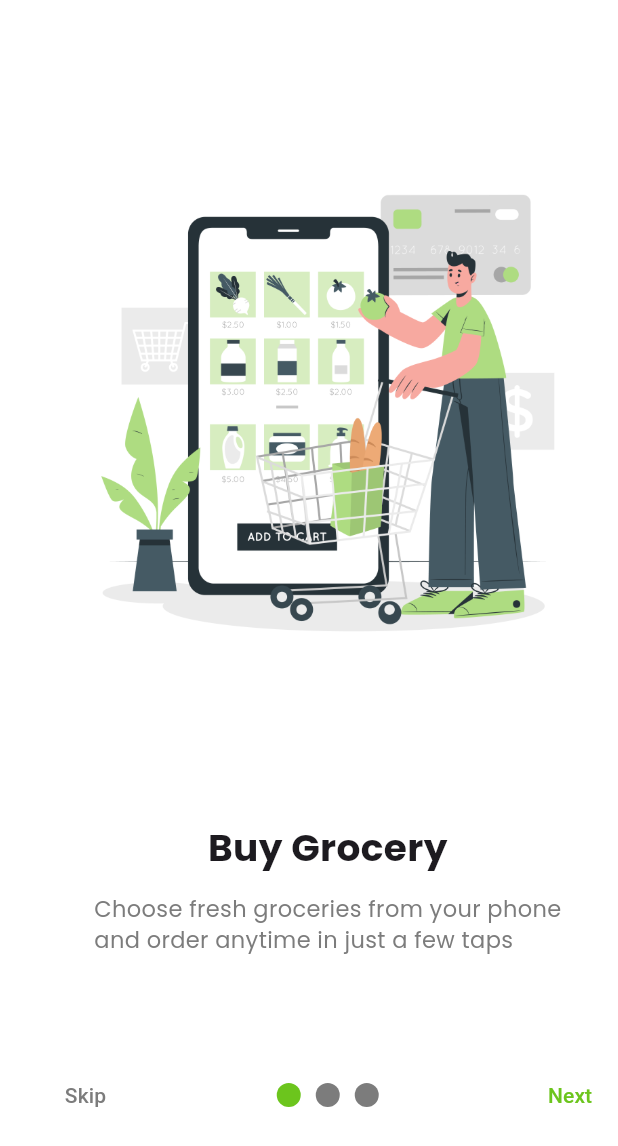
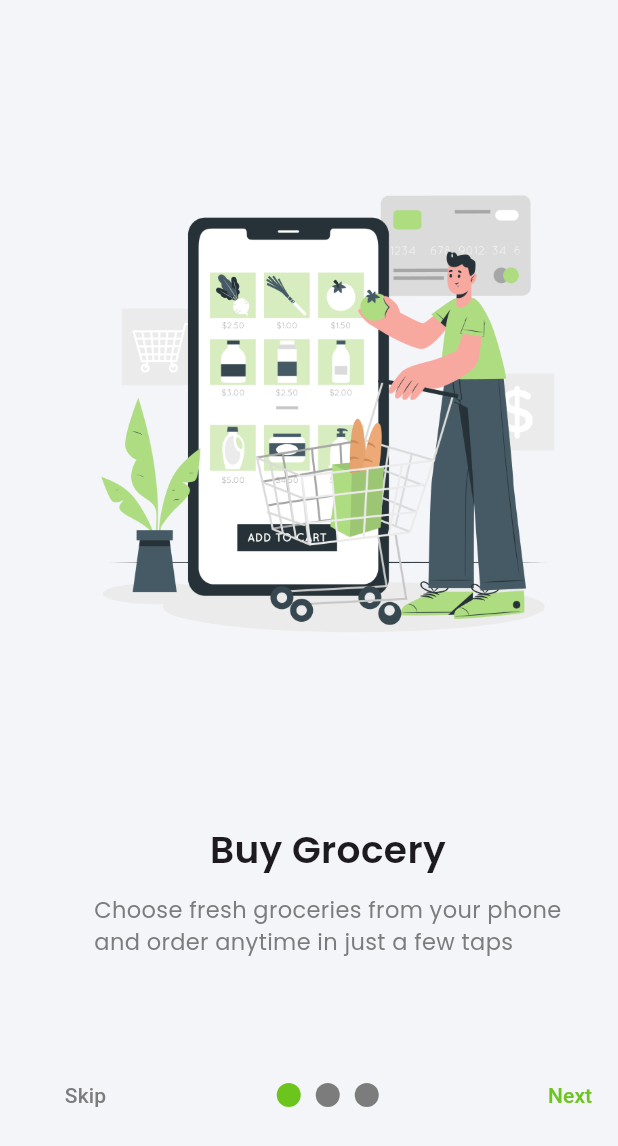
Before and after one commit to e1mirbek/MobileDevPractice, a Flutter app: the screen it shows after launch, on a phone screen of 412 x 824 dp. Shown: the top 1146 px of the screen. Run offline on Flutter 3.47's test engine with Material 3 defaults, Android fonts, the light colour scheme and no system bars; our stand-ins replace google_fonts.

Commit message:
lesson 2

```diff
--- a/lib/lessons/lesson2/core/theme/app_colors.dart
+++ b/lib/lessons/lesson2/core/theme/app_colors.dart
@@ -2,10 +2,11 @@ import 'package:flutter/material.dart';
 
 class AppColors {
   const AppColors._();
-  static IconThemeData iconThemeData = IconThemeData(color: Colors.white);
-  static const Color white = Colors.white;
+  static const Color backround = Color(0xFFFFFFFF);
+  static const Color white = Color(0xFFF4F5F9);
   static const Color grey = Color(0xFF7C7C7C);
   static const Color green = Color(0xFF6CC51D);
   static const Color transparent = Colors.transparent;
   static const Color black = Color(0xFF000000);
+  static const Color coolGrey = Color(0xFF868889);
 }
--- a/lib/lessons/lesson2/core/theme/app_sizes.dart
+++ b/lib/lessons/lesson2/core/theme/app_sizes.dart
@@ -1,5 +1,5 @@
 class AppSizes {
   const AppSizes._();
-  static const double indicatorRadius = 8.0;
-  static const double bottomSpacing = 48.0;
+  static double? indicatorRadius;
+  static double? sizedBox;
 }
--- a/lib/lessons/lesson2/core/theme/app_text_styles.dart
+++ b/lib/lessons/lesson2/core/theme/app_text_styles.dart
@@ -6,7 +6,7 @@ class AppTextStyles {
   const AppTextStyles._();
   static TextStyle titleTextStyle = GoogleFonts.poppins(
     fontSize: 25,
-    fontWeight: FontWeight.w700,
+    fontWeight: FontWeight.w600,
   );
   static TextStyle descriptionTextStyle = GoogleFonts.poppins(
     color: AppColors.grey,
--- a/lib/lessons/lesson2/features/grocery_store/models/onboarding_model.dart
+++ b/lib/lessons/lesson2/features/grocery_store/models/onboarding_model.dart
@@ -28,7 +28,7 @@ class OnboardingModel {
       imgPath: "assets/images/Passionate-cuate 1.png",
       title: "Enjoy Quality Food",
       description:
-          "Enjoy high-quality products and fresh food\n"
+          "Enjoy high-quality products\n and fresh food"
           "every day with comfort and ease\n",
     ),
   ];
--- a/lib/lessons/lesson2/features/grocery_store/view/onboarding_screen.dart
+++ b/lib/lessons/lesson2/features/grocery_store/view/onboarding_screen.dart
@@ -3,7 +3,7 @@ import 'package:it_space_lessons/lessons/lesson2/core/theme/app_colors.dart';
 import 'package:it_space_lessons/lessons/lesson2/core/theme/app_sizes.dart';
 import 'package:it_space_lessons/lessons/lesson2/core/theme/app_text_styles.dart';
 import 'package:it_space_lessons/lessons/lesson2/features/grocery_store//models/onboarding_model.dart';
-import 'package:it_space_lessons/lessons/lesson2/features/grocery_store//view/auth_screen.dart';
+import 'package:it_space_lessons/lessons/lesson2/features/grocery_store//view/welcome_auth_screen.dart';
 
 class OnboardingScreen extends StatefulWidget {
   const OnboardingScreen({super.key});
@@ -69,16 +69,16 @@ class _OnboardingScreenState extends State<OnboardingScreen> {
                             ),
                           ),
                           const Spacer(),
-                          _text(
-                            text: contents[index].title,
-                            textStyle: AppTextStyles.titleTextStyle,
+                          Text(
+                            contents[index].title,
+                            style: AppTextStyles.titleTextStyle,
                           ),
                           const SizedBox(height: 12.0),
-                          _text(
-                            text: contents[index].description,
-                            textStyle: AppTextStyles.descriptionTextStyle,
+                          Text(
+                            contents[index].description,
+                            style: AppTextStyles.descriptionTextStyle,
                           ),
-                          SizedBox(height: AppSizes.bottomSpacing),
+                          SizedBox(height: AppSizes.sizedBox = 47.0),
                         ],
                       ),
                     );
@@ -97,6 +97,7 @@ class _OnboardingScreenState extends State<OnboardingScreen> {
                   else
                     const SizedBox(width: 48.0),
                   const Spacer(),
+                  // indicator
                   Row(
                     children: List.generate(
                       contents.length,
@@ -125,10 +126,6 @@ class _OnboardingScreenState extends State<OnboardingScreen> {
     );
   }
 
-  Text _text({required String text, required TextStyle textStyle}) {
-    return Text(text, style: textStyle);
-  }
-
   TextButton _textButton({
     required void Function()? onPressed,
     required String title,
@@ -149,8 +146,8 @@ class _OnboardingScreenState extends State<OnboardingScreen> {
     return AnimatedContainer(
       duration: const Duration(milliseconds: 300),
       margin: const EdgeInsets.symmetric(horizontal: 5.0),
-      height: AppSizes.indicatorRadius * 2,
-      width: AppSizes.indicatorRadius * 2,
+      height: AppSizes.indicatorRadius = 16,
+      width: AppSizes.indicatorRadius = 16,
       decoration: BoxDecoration(color: color, shape: BoxShape.circle),
     );
   }
```
Also changed, not shown: lib/lessons/lesson2/core/widgets/auth_Input_field.dart (added, +50 -0 lines), lib/lessons/lesson2/core/widgets/auth_button_widget.dart (+6 -8 lines), lib/lessons/lesson2/features/grocery_store/view/auth_screen.dart (deleted, +0 -103 lines), lib/lessons/lesson2/features/grocery_store/view/sign_up_screen.dart (+116 -2 lines), lib/lessons/lesson2/features/grocery_store/view/welcome_auth_screen.dart (added, +103 -0 lines), assets/icons/chevron_icon.png (added), assets/icons/email_icon.png (added), assets/icons/telephone_icon.png (added), 1 other file.
